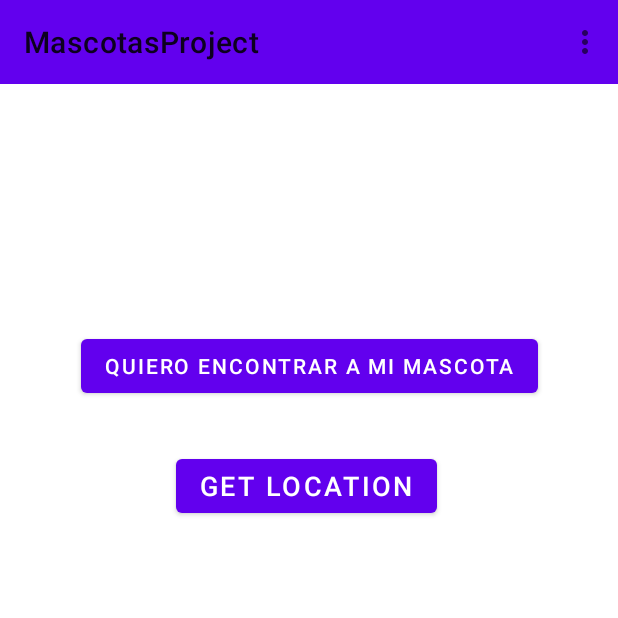
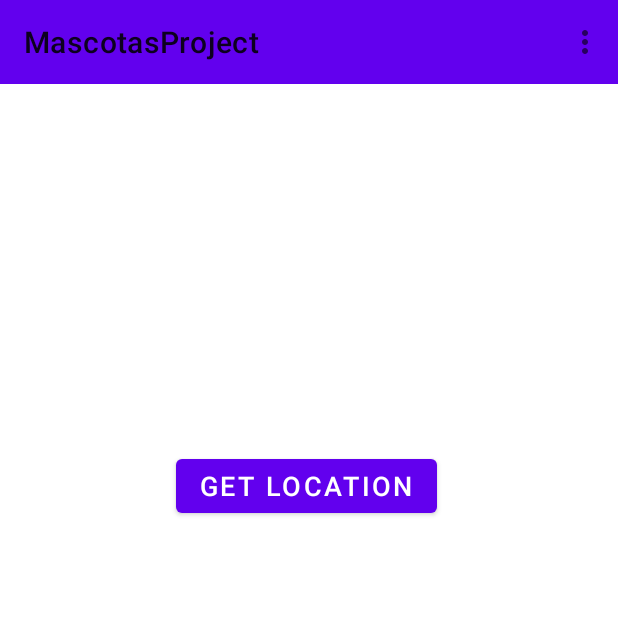
Before and after one commit to karen-velasquez/AppMascotas, an Android app: the screen it shows after launch (MainActivity), on a phone screen of 412 x 824 dp, the top half of it. Run offline under Robolectric (Android 15) with nearby library versions, the phone set to English and light mode, and no system bars.

Commit message:
Revert "commit_fb_btn"
This reverts commit 3c47bcc5b72161d2019ad14f2c17b8e2ed510474.

```diff
--- a/app/build.gradle
+++ b/app/build.gradle
@@ -1,7 +1,6 @@
 plugins {
     id 'com.android.application'
     id 'kotlin-android'
-    id 'com.google.gms.google-services'
 }
 
 android {
@@ -45,8 +44,6 @@ dependencies {
     implementation 'androidx.navigation:navigation-ui-ktx:2.3.5'
     implementation 'com.android.support:multidex:1.0.3'
     implementation "org.jetbrains.kotlin:kotlin-reflect:$kotlin_version"
-    implementation 'com.google.firebase:firebase-auth:20.0.4'
-    implementation 'com.facebook.android:facebook-android-sdk:[4,5)'
     testImplementation 'junit:junit:4.13.2'
     androidTestImplementation 'androidx.test.ext:junit:1.1.2'
     androidTestImplementation 'androidx.test.espresso:espresso-core:3.3.0'
--- a/app/src/main/res/layout/activity_main.xml
+++ b/app/src/main/res/layout/activity_main.xml
@@ -5,21 +5,6 @@
     android:layout_width="match_parent"
     android:layout_height="match_parent"
     tools:context=".MainActivity">
-
-    <androidx.constraintlayout.widget.ConstraintLayout
-        android:layout_width="match_parent"
-        android:layout_height="match_parent">
-
-        <Button
-            android:id="@+id/btn_launch_logIn"
-            android:layout_width="wrap_content"
-            android:layout_height="wrap_content"
-            android:layout_marginTop="220dp"
-            android:text="Quiero encontrar a mi mascota"
-            app:layout_constraintEnd_toEndOf="parent"
-            app:layout_constraintStart_toStartOf="parent"
-            app:layout_constraintTop_toTopOf="parent" />
-    </androidx.constraintlayout.widget.ConstraintLayout>
 
     <com.google.android.material.appbar.AppBarLayout
         android:layout_width="match_parent"
--- a/app/src/main/res/values/strings.xml
+++ b/app/src/main/res/values/strings.xml
@@ -10,6 +10,4 @@
     <string name="hello_first_fragment">Hello first fragment</string>
     <string name="hello_second_fragment">Hello second fragment. Arg: %1$s</string>
     <string name="get_location">Get Location</string>
-    <string name="facebook_app_id">161912065819486</string> <string name="fb_login_protocol_scheme">fb161912065819486</string>
-
 </resources>
--- a/build.gradle
+++ b/build.gradle
@@ -4,12 +4,10 @@ buildscript {
     repositories {
         google()
         jcenter()
-        mavenCentral()
     }
     dependencies {
         classpath "com.android.tools.build:gradle:4.1.3"
         classpath "org.jetbrains.kotlin:kotlin-gradle-plugin:$kotlin_version"
-        classpath 'com.google.gms:google-services:4.3.5'
 
         // NOTE: Do not place your application dependencies here; they belong
         // in the individual module build.gradle files
```
Also changed, not shown: app/src/main/AndroidManifest.xml (+5 -32 lines), app/src/main/java/com/example/mascotasproject/LogInActivity.kt (deleted, +0 -15 lines), app/src/main/java/com/example/mascotasproject/MainActivity.kt (+3 -13 lines), app/src/main/res/layout/activity_log_in.xml (deleted, +0 -42 lines), 1 other file.
